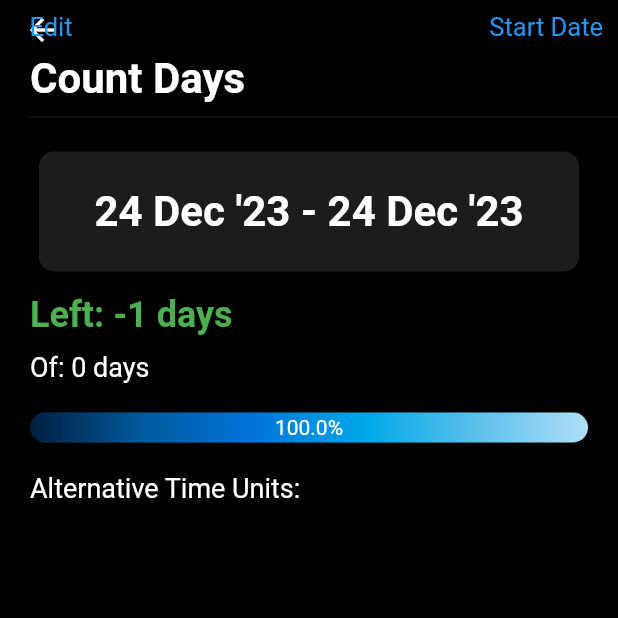
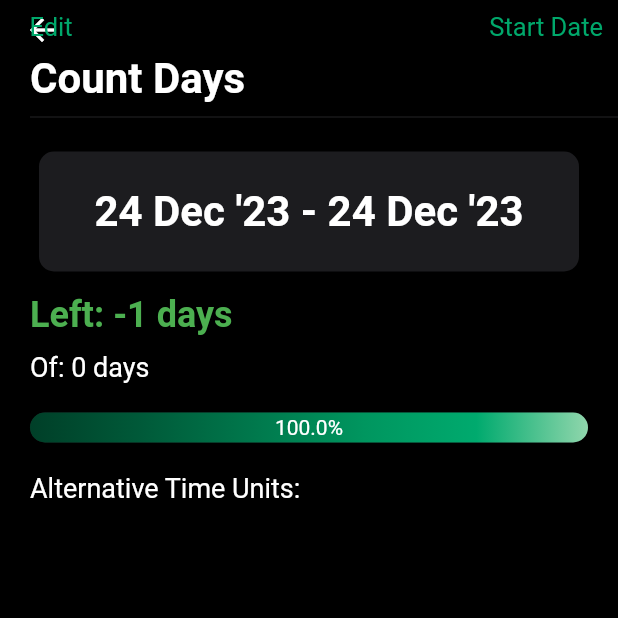
Before and after one commit to Tombiczek/Count-Days-Flutter, a Flutter app: the Timer screen opened directly with empty values, on a phone screen of 412 x 824 dp, the top half of it. Run offline on Flutter 3.47's test engine with Material 2 defaults, Android fonts, the phone set to English and light mode, and no system bars; drawn by our look-alikes of percent_indicator; our stand-ins replace shared_preferences; accounts and stored records are empty.

Commit message:
zmiana zeby szybko mozna bylo edytowac kolory

```diff
--- a/lib/app_themes.dart
+++ b/lib/app_themes.dart
@@ -64,4 +64,9 @@ class AppThemes {
       ),
     );
   }
+
+  static Color getAccentColor() {
+    return const Color.fromARGB(255, 0, 168, 107);
+    // return Colors.blue;
+  }
 }
--- a/lib/main.dart
+++ b/lib/main.dart
@@ -58,7 +58,7 @@ class _MyAppState extends State<MyApp> {
           unselectedFontSize: 14,
           showSelectedLabels: true,
           showUnselectedLabels: true,
-          selectedItemColor: orange ? CupertinoColors.activeOrange : const Color.fromARGB(255, 0, 122, 255),
+          selectedItemColor: orange ? CupertinoColors.activeOrange : AppThemes.getAccentColor(),
           unselectedItemColor: const Color.fromARGB(255, 126, 126, 126),
           onTap: (index) {
             setState(() {
--- a/lib/percent_widget.dart
+++ b/lib/percent_widget.dart
@@ -77,12 +77,12 @@ double calculatePercentage() {
                   Colors.indigo,
                   Colors.purple
                 ] : const [
-                Color.fromARGB(255, 0, 31, 63),    // Dark Blue
-                Color.fromARGB(255, 0, 90, 156),   // Royal Blue
-                Color.fromARGB(255, 0, 116, 217),  // Deep Sky Blue
-                Color.fromARGB(255, 0, 168, 232),  // Sky Blue
-                Color.fromARGB(255, 91, 192, 235), // Baby Blue
-                Color.fromARGB(255, 174, 223, 247) // Powder Blue
+                  Color.fromARGB(255, 0, 63, 40),      // Darker Greenish Cyan
+                  Color.fromARGB(255, 0, 90, 57),      // Dark Greenish Cyan
+                  Color.fromARGB(255, 0, 120, 76),     // Jungle Green
+                  Color.fromARGB(255, 0, 150, 95),     // Specified RGB Color (in the middle)
+                  Color.fromARGB(255, 0, 170, 110),    // Fresh Green
+                  Color.fromARGB(255, 144, 214, 172)   // Light Mint Green
                 ],
               begin: Alignment.centerLeft,
               end: Alignment.centerRight,),
--- a/lib/settings.dart
+++ b/lib/settings.dart
@@ -397,7 +397,7 @@ class _SettingsPageState extends State<SettingsPage> {
                         style: Theme.of(context).textTheme.bodySmall),
                         const Spacer(),
                         const Text(
-                          "v1.1.0",
+                          "v1.1.0-Maciek's Edition\u{1F62E}\u{200D}\u{1F4A8}",
                           style: TextStyle(
                             color: Color.fromARGB(255, 126, 126, 126),
                             fontSize: 15)
--- a/lib/start_button.dart
+++ b/lib/start_button.dart
@@ -1,6 +1,7 @@
 import 'package:flutter/material.dart';
 import 'package:flutter/cupertino.dart';
 import 'package:licznik_v1/save_state_utility.dart';
+import 'package:licznik_v1/app_themes.dart';
 
 
 
@@ -179,7 +180,7 @@ class _StartButtonState extends State<StartButton> {
                         'Cancel',
                         style: TextStyle(
                           fontSize: 17,
-                          color: widget.orange ? CupertinoColors.activeOrange : Colors.blue,
+                          color: widget.orange ? CupertinoColors.activeOrange : AppThemes.getAccentColor(),
                           fontWeight: FontWeight.normal,
                         ),
                       ),
@@ -200,7 +201,7 @@ class _StartButtonState extends State<StartButton> {
                         'Done',
                         style: TextStyle(
                           fontSize: 17,
-                          color: widget.orange ? CupertinoColors.activeOrange : Colors.blue,
+                          color: widget.orange ? CupertinoColors.activeOrange : AppThemes.getAccentColor(),
                           fontWeight: FontWeight.bold,
                         ),
                       ),
--- a/lib/support_me.dart
+++ b/lib/support_me.dart
@@ -1,5 +1,6 @@
 import 'package:flutter/cupertino.dart';
 import 'package:flutter/material.dart';
+import 'package:licznik_v1/app_themes.dart';
 
 class SupportMe extends StatefulWidget {
   final bool orange;
@@ -39,12 +40,12 @@ class _SupportMeState extends State<SupportMe> {
                         children: <Widget>[
                           Icon(
                             CupertinoIcons.left_chevron,
-                            color: widget.orange ? CupertinoColors.activeOrange : Colors.blue,
+                            color: widget.orange ? CupertinoColors.activeOrange : AppThemes.getAccentColor(),
                           ),
                           Text(
                             "Settings",
                             style: TextStyle(
-                              color: widget.orange ? CupertinoColors.activeOrange : Colors.blue,
+                              color: widget.orange ? CupertinoColors.activeOrange : AppThemes.getAccentColor(),
                               fontSize: 17
                             ),
                           ),
--- a/lib/timer_screen.dart
+++ b/lib/timer_screen.dart
@@ -7,6 +7,7 @@ import 'package:licznik_v1/countdown_widget.dart';
 import 'package:licznik_v1/percent_widget.dart';
 import 'package:licznik_v1/save_state_utility.dart';
 import 'package:licznik_v1/alternative_units_widget.dart';
+import 'package:licznik_v1/app_themes.dart';
 
 class Timer extends StatefulWidget {
   final Function(bool) onShowBigButtonChanged;
@@ -138,7 +139,7 @@ Widget build(BuildContext context) {
                     'Edit',
                     style: TextStyle(
                       fontSize: 17,
-                      color: widget.orange ? CupertinoColors.activeOrange : Colors.blue,
+                      color: widget.orange ? CupertinoColors.activeOrange : AppThemes.getAccentColor(),
                       fontWeight: FontWeight.normal,
                     ),
                   ),
@@ -157,7 +158,7 @@ Widget build(BuildContext context) {
                     'Start Date',
                     style: TextStyle(
                       fontSize: 17,
-                      color: widget.orange ? CupertinoColors.activeOrange : Colors.blue,
+                      color: widget.orange ? CupertinoColors.activeOrange : AppThemes.getAccentColor(),
                       fontWeight: FontWeight.normal,
                     ),
                   ),
@@ -276,7 +277,7 @@ Widget build(BuildContext context) {
                       'Cancel',
                       style: TextStyle(
                         fontSize: 17,
-                        color: widget.orange ? CupertinoColors.activeOrange : Colors.blue,
+                        color: widget.orange ? CupertinoColors.activeOrange : AppThemes.getAccentColor(),
                         fontWeight: FontWeight.normal,
                       ),
                     ),
@@ -298,7 +299,7 @@ Widget build(BuildContext context) {
                       'Done',
                       style: TextStyle(
                         fontSize: 17,
-                        color: widget.orange ? CupertinoColors.activeOrange : Colors.blue,
+                        color: widget.orange ? CupertinoColors.activeOrange : AppThemes.getAccentColor(),
                         fontWeight: FontWeight.bold,
                       ),
                     ),
@@ -418,7 +419,7 @@ Widget build(BuildContext context) {
                       'Cancel',
                       style: TextStyle(
                         fontSize: 17,
-                        color: widget.orange ? CupertinoColors.activeOrange : Colors.blue,
+                        color: widget.orange ? CupertinoColors.activeOrange : AppThemes.getAccentColor(),
                         fontWeight: FontWeight.normal,
                       ),
                     ),
@@ -434,7 +435,7 @@ Widget build(BuildContext context) {
                       'Done',
                       style: TextStyle(
                         fontSize: 17,
-                        color: widget.orange ? CupertinoColors.activeOrange : Colors.blue,
+                        color: widget.orange ? CupertinoColors.activeOrange : AppThemes.getAccentColor(),
                         fontWeight: FontWeight.bold,
                       ),
                     ),
```
